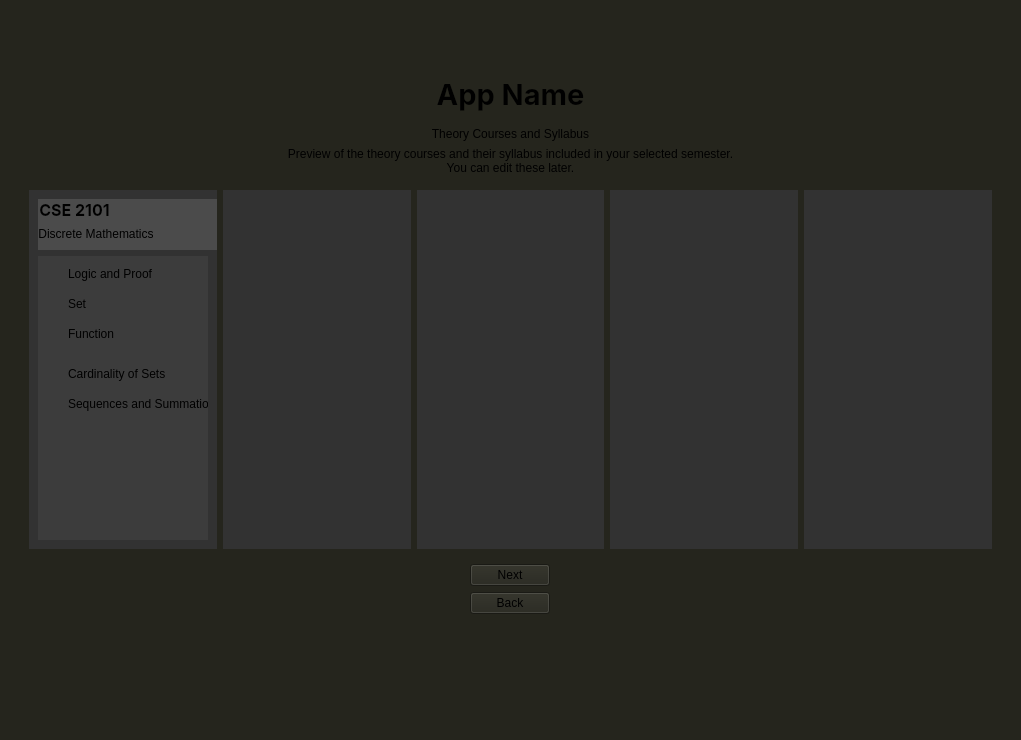
Qt form frontend_folder/uipy/syllabus_previewWidget.ui (Saadman-Saif/Smart_Academic_Progress_Syllabus_Tracker) before a commit.
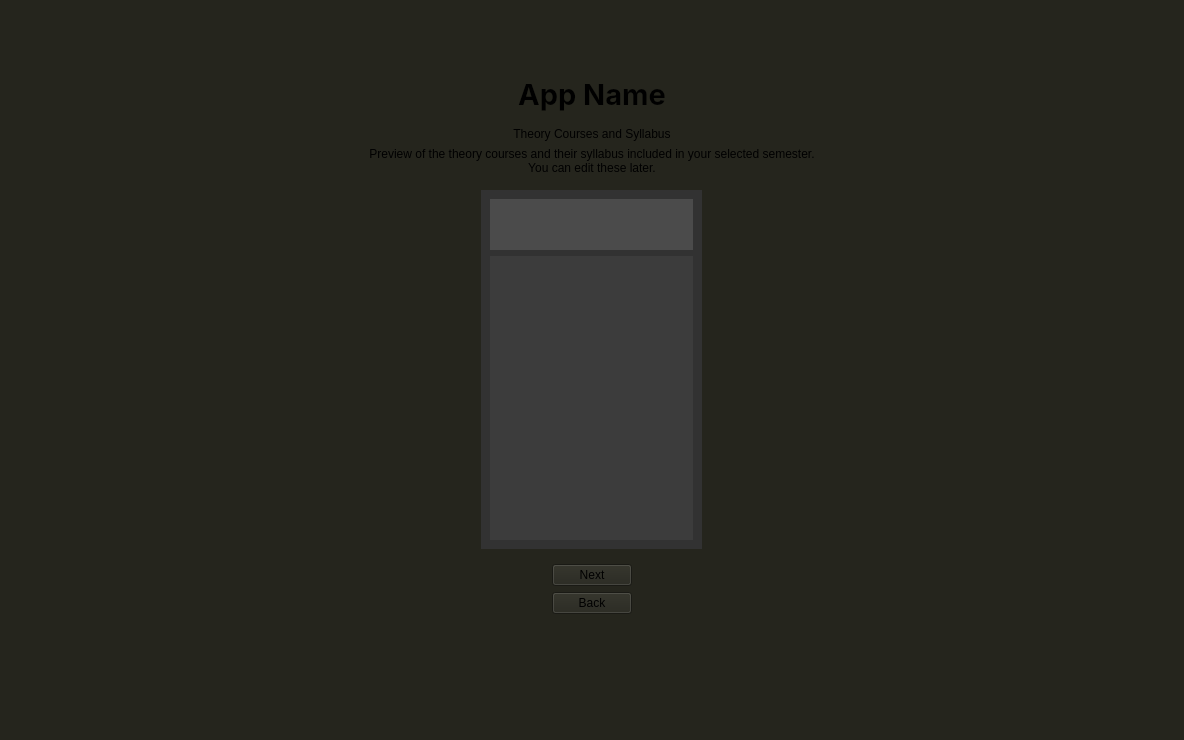
The same form after that commit.

Commit message: Editted syllabus preview .py

Diff of the .ui file:
```diff
--- a/frontend_folder/uipy/syllabus_previewWidget.ui
+++ b/frontend_folder/uipy/syllabus_previewWidget.ui
@@ -6,7 +6,7 @@
    <rect>
     <x>0</x>
     <y>0</y>
-    <width>1017</width>
+    <width>1184</width>
     <height>740</height>
    </rect>
   </property>
@@ -103,106 +103,6 @@
          </sizepolicy>
         </property>
         <layout class="QGridLayout" name="gridLayout">
-         <item row="1" column="6">
-          <widget class="QFrame" name="frame_5">
-           <property name="sizePolicy">
-            <sizepolicy hsizetype="Fixed" vsizetype="Fixed">
-             <horstretch>0</horstretch>
-             <verstretch>0</verstretch>
-            </sizepolicy>
-           </property>
-           <property name="minimumSize">
-            <size>
-             <width>188</width>
-             <height>359</height>
-            </size>
-           </property>
-           <property name="styleSheet">
-            <string notr="true">background-color: rgb(50, 50, 50);</string>
-           </property>
-           <property name="frameShape">
-            <enum>QFrame::Shape::StyledPanel</enum>
-           </property>
-           <property name="frameShadow">
-            <enum>QFrame::Shadow::Raised</enum>
-           </property>
-          </widget>
-         </item>
-         <item row="1" column="2">
-          <widget class="QFrame" name="frame_2">
-           <property name="sizePolicy">
-            <sizepolicy hsizetype="Fixed" vsizetype="Fixed">
-             <horstretch>0</horstretch>
-             <verstretch>0</verstretch>
-            </sizepolicy>
-           </property>
-           <property name="minimumSize">
-            <size>
-             <width>188</width>
-             <height>359</height>
-            </size>
-           </property>
-           <property name="styleSheet">
-            <string notr="true">background-color: rgb(50, 50, 50);</string>
-           </property>
-           <property name="frameShape">
-            <enum>QFrame::Shape::StyledPanel</enum>
-           </property>
-           <property name="frameShadow">
-            <enum>QFrame::Shadow::Raised</enum>
-           </property>
-          </widget>
-         </item>
-         <item row="1" column="5">
-          <widget class="QFrame" name="frame_4">
-           <property name="sizePolicy">
-            <sizepolicy hsizetype="Fixed" vsizetype="Fixed">
-             <horstretch>0</horstretch>
-             <verstretch>0</verstretch>
-            </sizepolicy>
-           </property>
-           <property name="minimumSize">
-            <size>
-             <width>188</width>
-             <height>359</height>
-            </size>
-           </property>
-           <property name="styleSheet">
-            <string notr="true">background-color: rgb(50, 50, 50);</string>
-           </property>
-           <property name="frameShape">
-            <enum>QFrame::Shape::StyledPanel</enum>
-           </property>
-           <property name="frameShadow">
-            <enum>QFrame::Shadow::Raised</enum>
-           </property>
-          </widget>
-         </item>
-         <item row="1" column="4">
-          <widget class="QFrame" name="frame_3">
-           <property name="sizePolicy">
-            <sizepolicy hsizetype="Fixed" vsizetype="Fixed">
-             <horstretch>0</horstretch>
-             <verstretch>0</verstretch>
-            </sizepolicy>
-           </property>
-           <property name="minimumSize">
-            <size>
-             <width>187</width>
-             <height>359</height>
-            </size>
-           </property>
-           <property name="styleSheet">
-            <string notr="true">background-color: rgb(50, 50, 50);</string>
-           </property>
-           <property name="frameShape">
-            <enum>QFrame::Shape::StyledPanel</enum>
-           </property>
-           <property name="frameShadow">
-            <enum>QFrame::Shadow::Raised</enum>
-           </property>
-          </widget>
-         </item>
          <item row="1" column="1">
           <widget class="QFrame" name="CSE2101">
            <property name="sizePolicy">
@@ -250,45 +150,6 @@
               <property name="frameShadow">
                <enum>QFrame::Shadow::Raised</enum>
               </property>
-              <widget class="QLabel" name="label_4">
-               <property name="geometry">
-                <rect>
-                 <x>1</x>
-                 <y>1</y>
-                 <width>71</width>
-                 <height>20</height>
-                </rect>
-               </property>
-               <property name="font">
-                <font>
-                 <family>Inter</family>
-                 <pointsize>12</pointsize>
-                 <bold>true</bold>
-                </font>
-               </property>
-               <property name="text">
-                <string>CSE 2101</string>
-               </property>
-               <property name="alignment">
-                <set>Qt::AlignmentFlag::AlignCenter</set>
-               </property>
-              </widget>
-              <widget class="QLabel" name="label_5">
-               <property name="geometry">
-                <rect>
-                 <x>1</x>
-                 <y>27</y>
-                 <width>114</width>
-                 <height>16</height>
-                </rect>
-               </property>
-               <property name="text">
-                <string>Discrete Mathematics</string>
-               </property>
-               <property name="alignment">
-                <set>Qt::AlignmentFlag::AlignCenter</set>
-               </property>
-              </widget>
              </widget>
             </item>
             <item>
@@ -311,71 +172,6 @@
               <property name="frameShadow">
                <enum>QFrame::Shadow::Raised</enum>
               </property>
-              <widget class="QLabel" name="label_3">
-               <property name="geometry">
-                <rect>
-                 <x>30</x>
-                 <y>10</y>
-                 <width>161</width>
-                 <height>16</height>
-                </rect>
-               </property>
-               <property name="text">
-                <string>Logic and Proof</string>
-               </property>
-              </widget>
-              <widget class="QLabel" name="label_6">
-               <property name="geometry">
-                <rect>
-                 <x>30</x>
-                 <y>40</y>
-                 <width>49</width>
-                 <height>16</height>
-                </rect>
-               </property>
-               <property name="text">
-                <string>Set</string>
-               </property>
-              </widget>
-              <widget class="QLabel" name="label_7">
-               <property name="geometry">
-                <rect>
-                 <x>30</x>
-                 <y>70</y>
-                 <width>81</width>
-                 <height>16</height>
-                </rect>
-               </property>
-               <property name="text">
-                <string>Function</string>
-               </property>
-              </widget>
-              <widget class="QLabel" name="label_8">
-               <property name="geometry">
-                <rect>
-                 <x>30</x>
-                 <y>110</y>
-                 <width>111</width>
-                 <height>16</height>
-                </rect>
-               </property>
-               <property name="text">
-                <string>Cardinality of Sets</string>
-               </property>
-              </widget>
-              <widget class="QLabel" name="label_9">
-               <property name="geometry">
-                <rect>
-                 <x>30</x>
-                 <y>140</y>
-                 <width>144</width>
-                 <height>16</height>
-                </rect>
-               </property>
-               <property name="text">
-                <string>Sequences and Summation</string>
-               </property>
-              </widget>
              </widget>
             </item>
            </layout>
```
The commit also changes 1 other file.
